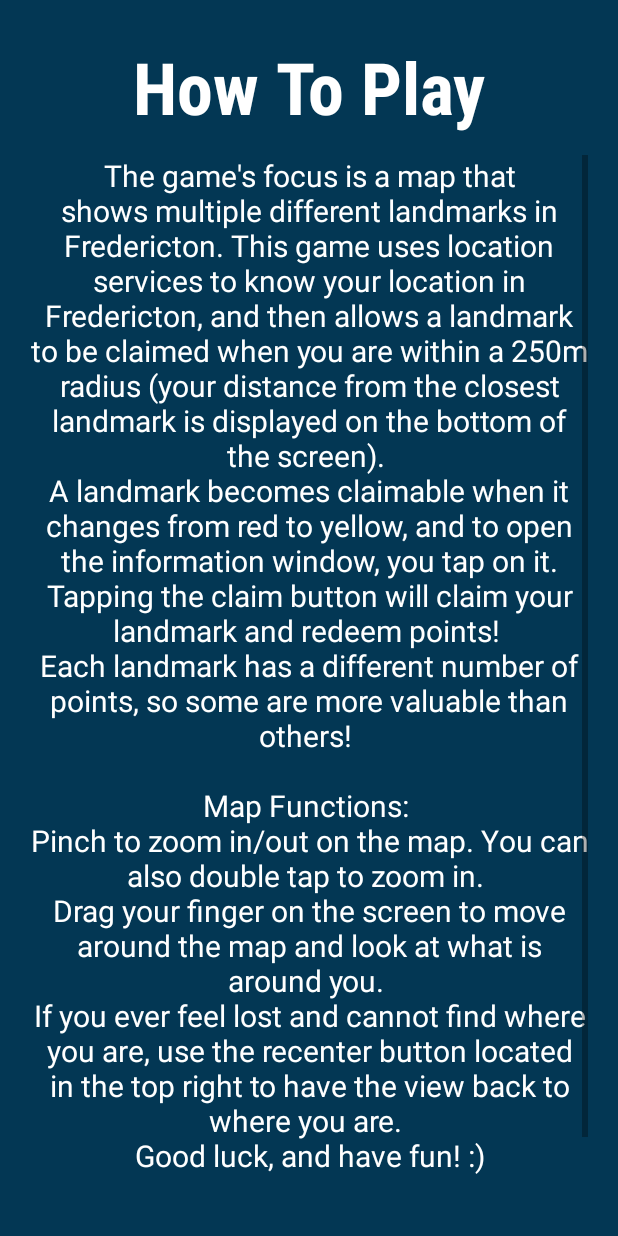
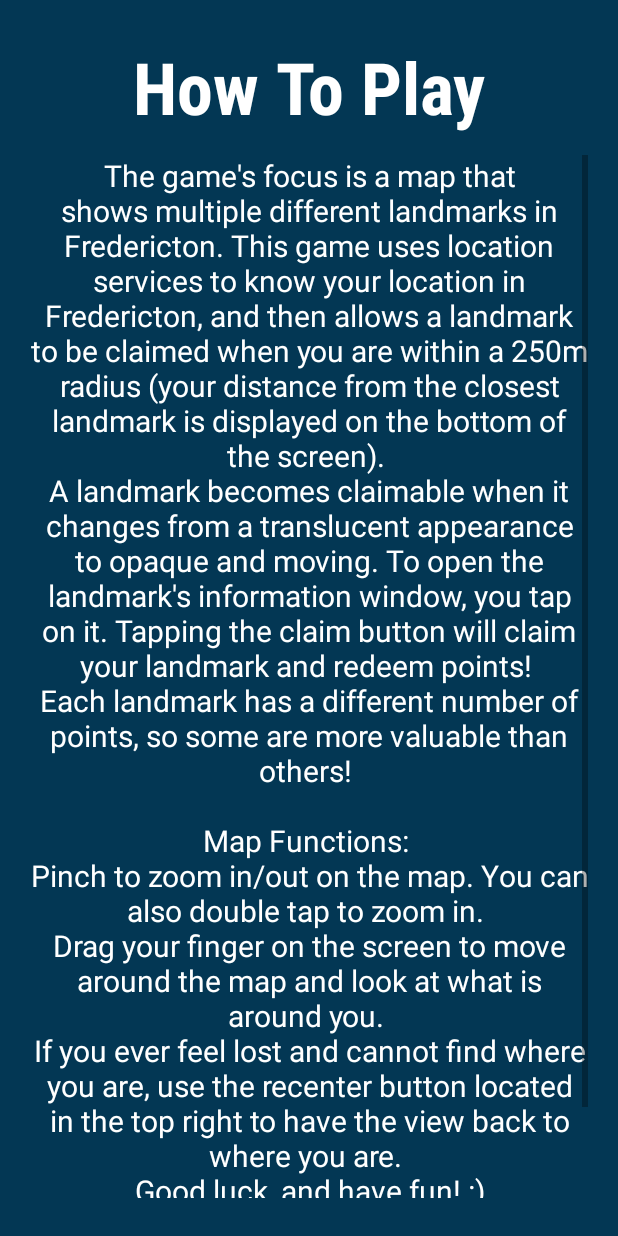
Before and after one commit to mateimarica/searchicton, an Android app: the HowToPlayActivity screen opened directly, with no data from a screen before it, on a phone screen of 412 x 824 dp. Run offline under Robolectric (Android 15) with nearby library versions, the phone set to English and light mode, and no system bars; pictures from the network do not load.

Commit message:
Instructions update
Updated instructions for landmark claimability info. Used to be red/yellow scheme. Now includes the translucent/opaque scheme.

```diff
--- a/app/src/main/res/values/strings.xml
+++ b/app/src/main/res/values/strings.xml
@@ -3,7 +3,7 @@
     <string name="title_activity_maps">MapsActivity</string>
     <string name="instructions">The game\'s focus is a map that shows multiple different landmarks in Fredericton.
         This game uses location services to know your location in Fredericton, and then allows a landmark to be claimed when you are within a 250m radius (your distance from the closest landmark is displayed on the bottom of the screen).
-        \nA landmark becomes claimable when it changes from red to yellow, and to open the information window, you tap on it. Tapping the "claim" button will claim your landmark and redeem points!
+        \nA landmark becomes claimable when it changes from a translucent appearance to opaque and moving. To open the landmark\'s information window, you tap on it. Tapping the "claim" button will claim your landmark and redeem points!
         \nEach landmark has a different number of points, so some are more valuable than others!
         \n\nMap Functions:
         \nPinch to zoom in/out on the map. You can also double tap to zoom in.
```
